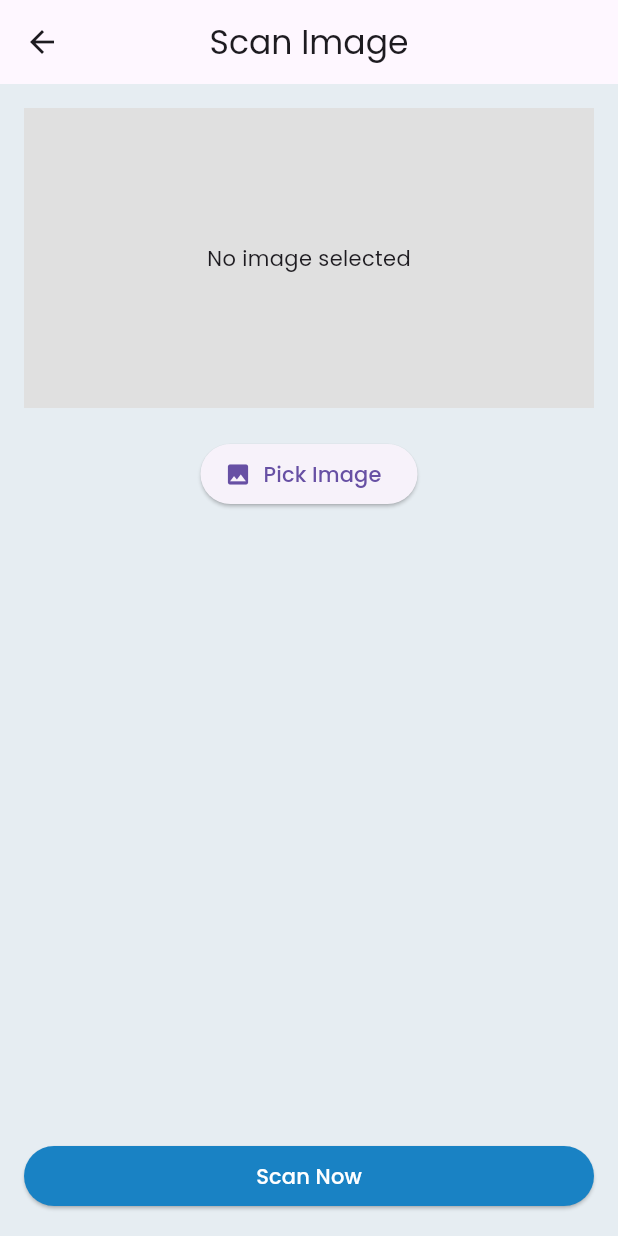
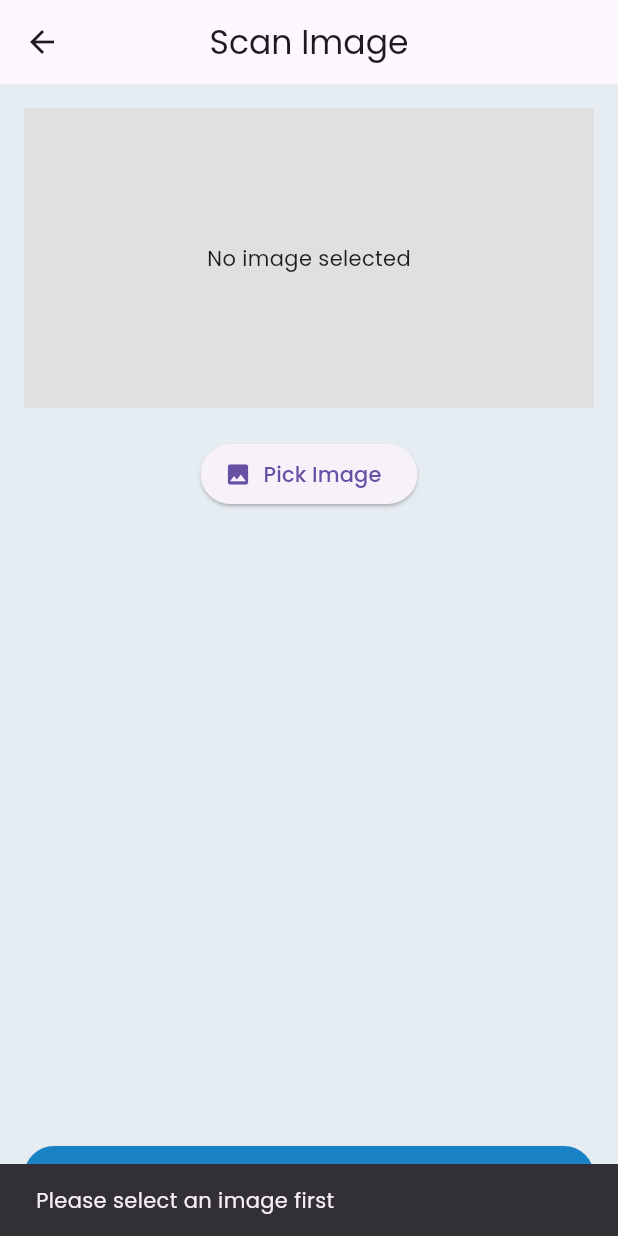
Before and after one commit to x3nozite/Lumen, a Flutter app: the InputImageScreen screen opened directly, after a tap on "Scan Now", on a phone screen of 412 x 824 dp. Run offline on Flutter 3.47's test engine with Material 3 defaults, Android fonts, the phone set to English and light mode, and no system bars; our stand-ins replace image_picker.

Commit message:
refactored spaghetti ternary code and added submit image function

```diff
--- a/frontend/lib/screens/scan/input/inputimage.dart
+++ b/frontend/lib/screens/scan/input/inputimage.dart
@@ -55,19 +55,7 @@ class _ImagePickerState extends State<InputImageScreen> {
       padding: EdgeInsets.all(16),
       child: Column(
         children: [
-          _selectedImage != null
-              ? Image.file(
-                  _selectedImage!,
-                  height: 200,
-                  width: double.infinity,
-                  fit: BoxFit.cover,
-                )
-              : Container(
-                  height: 200,
-                  color: Colors.grey[300],
-                  child: Center(child: Text('No image selected')),
-
-                ),
+          _selectedImage != null ? _imageUploaded(context) : _noImageUploaded(context),
           SizedBox(height: 20),
           ElevatedButton.icon(
             onPressed: _pickImage,
@@ -79,7 +67,9 @@ class _ImagePickerState extends State<InputImageScreen> {
           SizedBox(
             width: double.infinity,
             child: ElevatedButton(
-              onPressed: () {},
+              onPressed: () {
+                _submitImage();
+              },
               style: ElevatedButton.styleFrom(
                 backgroundColor: const Color(0xFF1982C4),
                 foregroundColor: Colors.white,
@@ -92,4 +82,20 @@ class _ImagePickerState extends State<InputImageScreen> {
     );
   }
 
+  Container _noImageUploaded(BuildContext context) {
+    return Container(
+      height: 200,
+      color: Colors.grey[300],
+      child: Center(child: Text('No image selected')),
+    );
+  }
+
+  Image _imageUploaded(BuildContext context) {
+    return Image.file(
+      _selectedImage!,
+      height: 200,
+      width: double.infinity,
+      fit: BoxFit.cover,
+    );
+  }
 }
```
